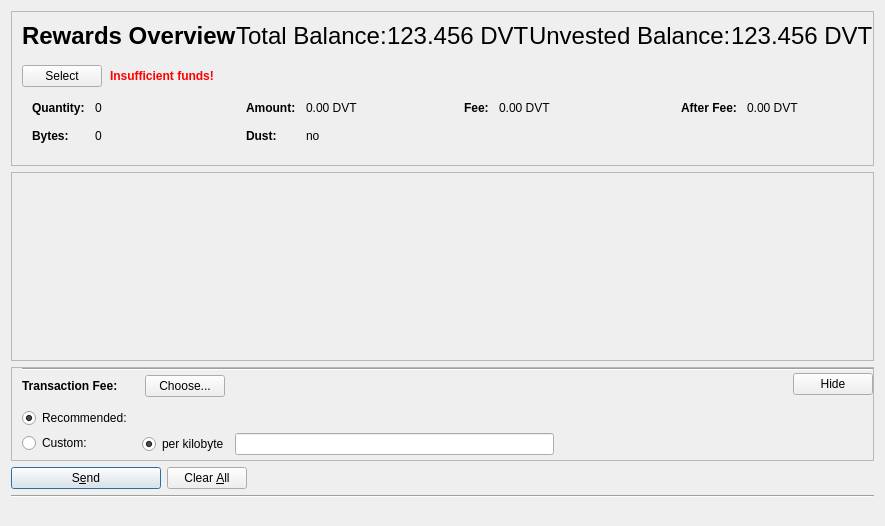
Before: the Qt Designer form src/qt/forms/rewardsdialog.ui in devaultcrypto/devault, drawn with Qt 5.
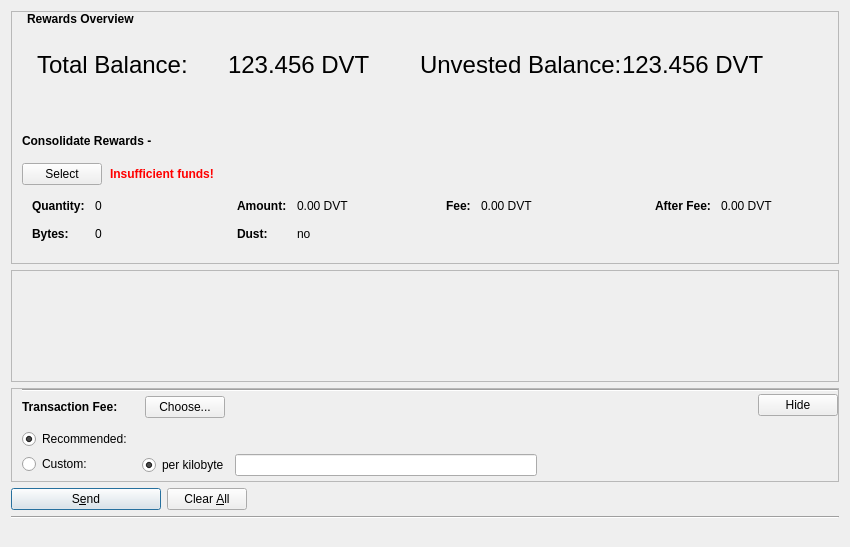
After: the same form once the commit is applied. Icons and pictures are not drawn. Custom widgets are drawn as their Qt base class.

Commit message:
restructure rewards layout
places rewards overview + balances info in it's own section and labels consolidate section

```diff
--- a/src/qt/forms/rewardsdialog.ui
+++ b/src/qt/forms/rewardsdialog.ui
@@ -7,7 +7,7 @@
     <x>0</x>
     <y>0</y>
     <width>850</width>
-    <height>526</height>
+    <height>547</height>
    </rect>
   </property>
   <property name="windowTitle">
@@ -54,23 +54,15 @@
        <number>6</number>
       </property>
       <item>
-       <layout class="QVBoxLayout" name="verticalLayoutRewardControl" stretch="0,0,0,0,1">
-        <property name="spacing">
-         <number>0</number>
-        </property>
+       <layout class="QHBoxLayout" name="horizontalLayoutRewardControl4">
         <property name="leftMargin">
-         <number>10</number>
-        </property>
-        <property name="topMargin">
-         <number>10</number>
-        </property>
-        <item>
-         <layout class="QHBoxLayout" name="horizontalLayoutRewardControl1">
-          <property name="bottomMargin">
            <number>15</number>
           </property>
+        <property name="bottomMargin">
+         <number>10</number>
+        </property>
           <item>
-           <widget class="QLabel" name="labelRewardControlFeatures">
+         <widget class="QLabel" name="labelRewardControlTop">
             <property name="sizePolicy">
              <sizepolicy hsizetype="Preferred" vsizetype="Maximum">
               <horstretch>0</horstretch>
@@ -79,7 +71,6 @@
             </property>
             <property name="font">
              <font>
-              <pointsize>18</pointsize>
               <weight>75</weight>
               <bold>true</bold>
              </font>
@@ -90,10 +81,29 @@
             <property name="text">
              <string>Rewards Overview</string>
             </property>
-           </widget>
-          </item>
+          <property name="alignment">
+           <set>Qt::AlignLeading|Qt::AlignLeft|Qt::AlignVCenter</set>
+          </property>
+         </widget>
+        </item>
+       </layout>
+      </item>
           <item>
-           <widget class="QLabel" name="label">
+       <layout class="QHBoxLayout" name="horizontalLayoutRewardControl3">
+        <property name="topMargin">
+         <number>15</number>
+        </property>
+        <property name="bottomMargin">
+         <number>15</number>
+        </property>
+        <property name="leftMargin">
+         <number>25</number>
+        </property>
+        <property name="rightMargin">
+         <number>25</number>
+        </property>
+        <item>
+         <widget class="QLabel" name="labelR">
             <property name="sizePolicy">
              <sizepolicy hsizetype="Preferred" vsizetype="Fixed">
               <horstretch>0</horstretch>
@@ -111,7 +121,7 @@
            </widget>
           </item>
           <item>
-           <widget class="QLabel" name="labelBalance">
+         <widget class="QLabel" name="labelBalanceR">
             <property name="sizePolicy">
              <sizepolicy hsizetype="Preferred" vsizetype="Fixed">
               <horstretch>0</horstretch>
@@ -179,6 +189,59 @@
          </layout>
         </item>
         <item>
+       <layout class="QVBoxLayout" name="verticalLayoutRewardControl" stretch="0,0,0,0,1,0">
+        <property name="spacing">
+         <number>0</number>
+        </property>
+        <property name="leftMargin">
+         <number>10</number>
+        </property>
+        <property name="topMargin">
+         <number>10</number>
+        </property>
+        <item>
+         <spacer name="horizontalSpacer_5">
+          <property name="orientation">
+           <enum>Qt::Horizontal</enum>
+          </property>
+          <property name="sizeHint" stdset="0">
+           <size>
+            <width>40</width>
+            <height>30</height>
+           </size>
+          </property>
+         </spacer>
+        </item>
+        <item>
+         <layout class="QHBoxLayout" name="horizontalLayoutRewardControl1">
+          <property name="bottomMargin">
+           <number>15</number>
+          </property>
+          <item>
+           <widget class="QLabel" name="labelRewardControlFeatures">
+            <property name="sizePolicy">
+             <sizepolicy hsizetype="Preferred" vsizetype="Maximum">
+              <horstretch>0</horstretch>
+              <verstretch>0</verstretch>
+             </sizepolicy>
+            </property>
+            <property name="font">
+             <font>
+              <weight>75</weight>
+              <bold>true</bold>
+             </font>
+            </property>
+            <property name="styleSheet">
+             <string notr="true">font-weight:bold;</string>
+            </property>
+            <property name="text">
+             <string>Consolidate Rewards - </string>
+            </property>
+           </widget>
+          </item>
+         </layout>
+        </item>
+        <item>
          <layout class="QHBoxLayout" name="horizontalLayoutRewardControl2" stretch="0,0,0">
           <property name="spacing">
            <number>8</number>
@@ -588,8 +651,8 @@
        <rect>
         <x>0</x>
         <y>0</y>
-        <width>931</width>
-        <height>111</height>
+        <width>830</width>
+        <height>68</height>
        </rect>
       </property>
       <layout class="QVBoxLayout" name="verticalLayout_2" stretch="0,1">
```
Left out of the diff: 2 changed lines with no effect on the pictures. Lines whose indentation alone changed are shown as unchanged.
